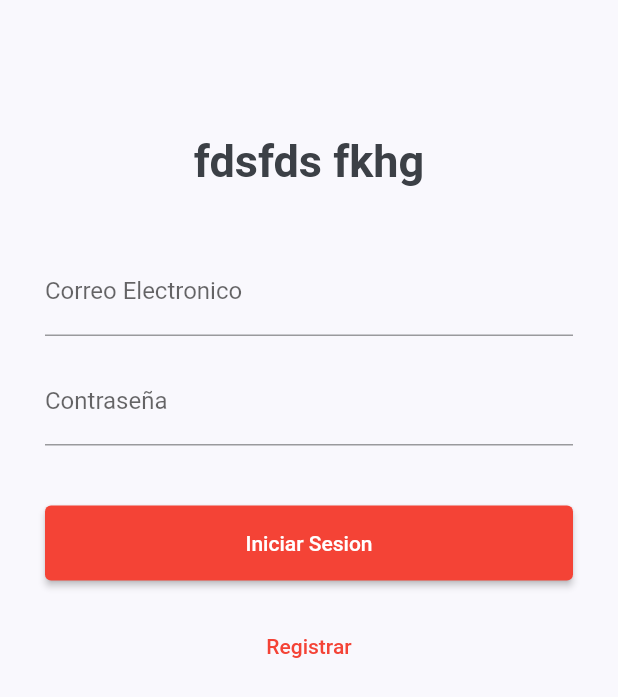
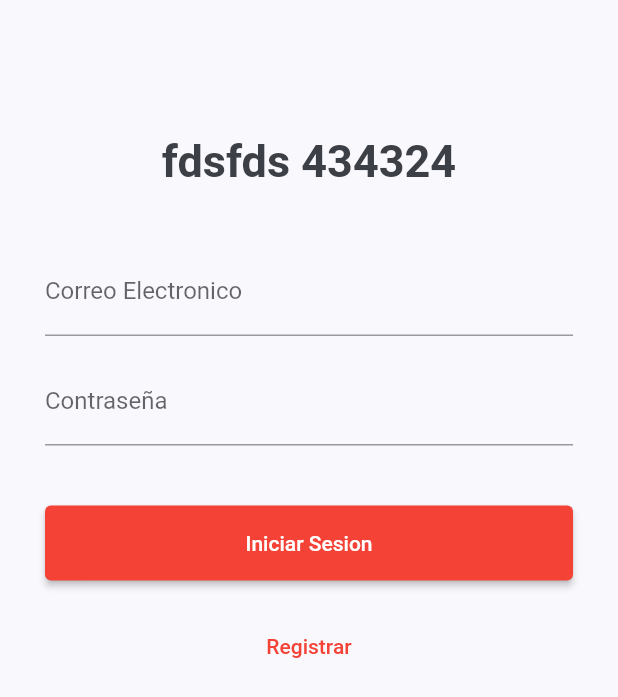
Before and after one commit to reynaldo57/partido_republicano_peruano, a Flutter app: the screen it shows after launch, on a phone screen of 412 x 824 dp. Shown: the top 697 px of the screen. Run offline on Flutter 3.47's test engine with Material 2 defaults, Android fonts, the phone set to English and light mode, and no system bars; our stand-ins replace cloud_firestore, firebase_auth, firebase_core, firebase_storage, flutter_svg, image_picker and 1 more; accounts and stored records are empty.

Commit message:
onceavo commit

```diff
--- a/lib/screens/admin/login_admin_page.dart
+++ b/lib/screens/admin/login_admin_page.dart
@@ -73,7 +73,7 @@ class _LoginAdminPageState extends State<LoginAdminPage> {
                       height: 60.0,
                     ),
                     Text(
-                      "fdsfds fkhg",
+                      "fdsfds 434324",
                       style: TextStyle(
                           fontSize: 30.0,
                           fontWeight: FontWeight.bold
```
